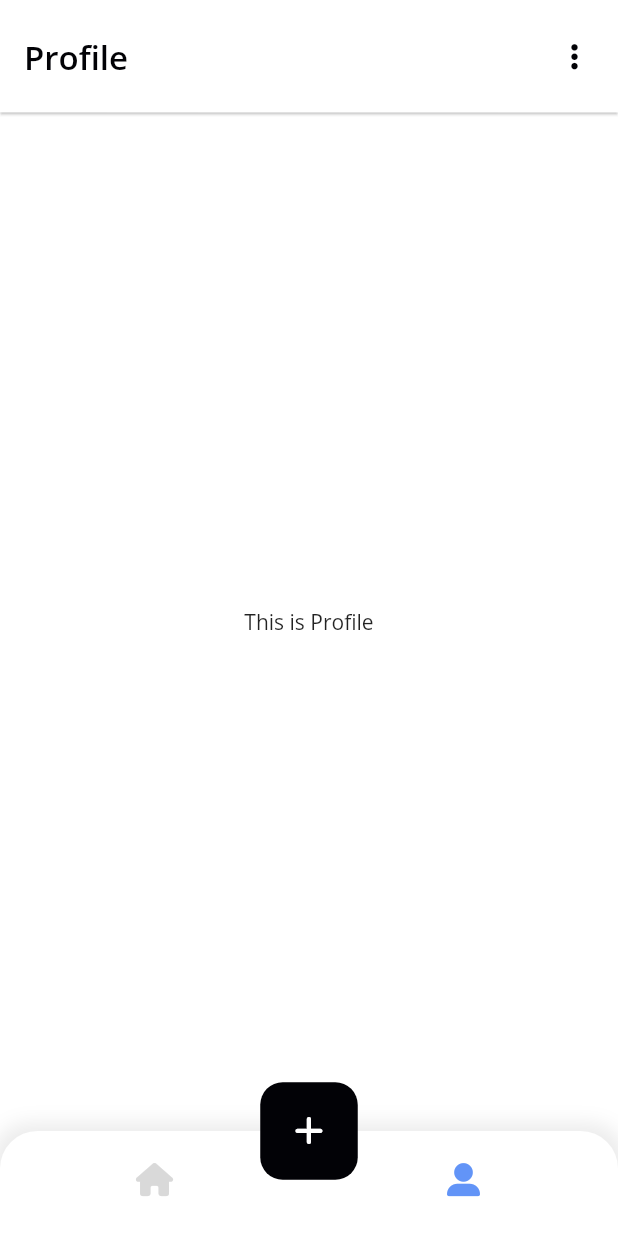
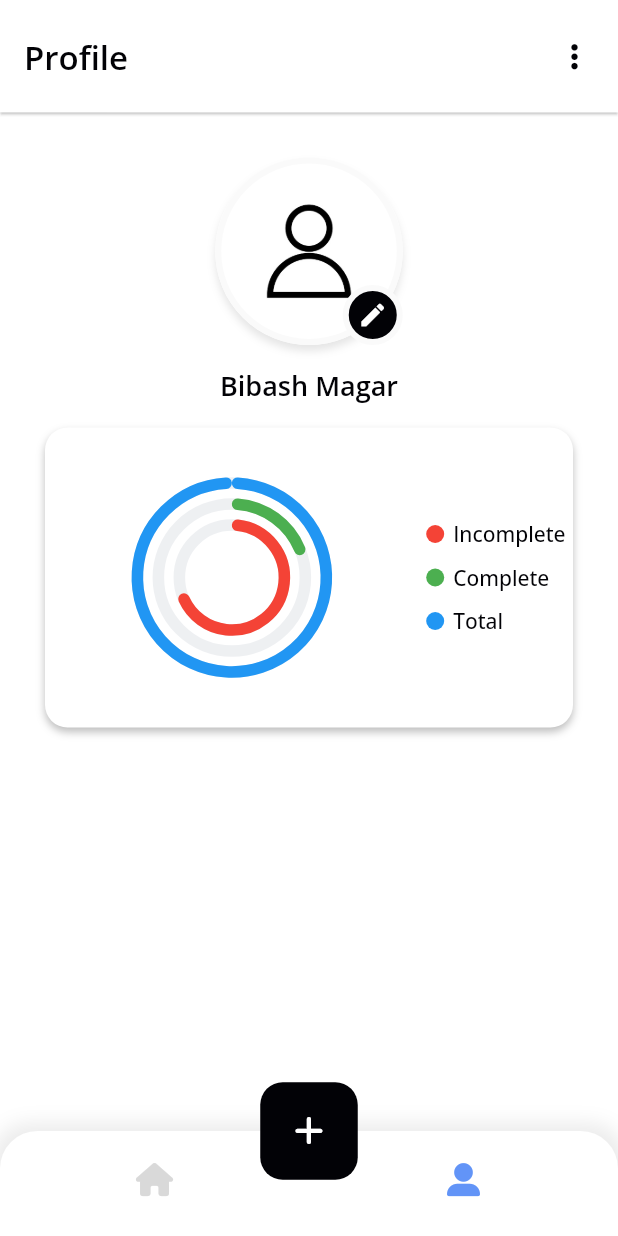
Before and after one commit to bibashmgr/dos, a Flutter app: the screen it shows after launch, item 2 of the bottom bar chosen, on a phone screen of 412 x 824 dp. Run offline on Flutter 3.47's test engine with Material 2 defaults, Android fonts, the phone set to English and light mode, and no system bars; our stand-ins replace dotted_border, flutter_colorpicker, font_awesome_flutter, syncfusion_flutter_charts, table_calendar, timeline_tile.

Commit message:
[add]: profile-screen

```diff
--- a/client/lib/screens/main_screen/sub_screen/profile.dart
+++ b/client/lib/screens/main_screen/sub_screen/profile.dart
@@ -1,4 +1,8 @@
 import 'package:flutter/material.dart';
+import 'package:syncfusion_flutter_charts/charts.dart';
+
+// constants
+import 'package:client/utils/constants.dart';
 
 class ProfileScreen extends StatefulWidget {
   const ProfileScreen({Key? key}) : super(key: key);
@@ -8,10 +12,150 @@ class ProfileScreen extends StatefulWidget {
 }
 
 class _ProfileScreenState extends State<ProfileScreen> {
+  final List<ChartData> chartData = [
+    ChartData('Incomplete', 70, Colors.red),
+    ChartData('Complete', 20, Colors.green),
+    ChartData('Total', 100, Colors.blue),
+  ];
   @override
   Widget build(BuildContext context) {
-    return const Center(
-      child: Text('This is Profile'),
+    return SingleChildScrollView(
+      child: Container(
+        padding: const EdgeInsets.symmetric(
+          vertical: 30.0,
+          horizontal: 15.0,
+        ),
+        child: Column(
+          children: [
+            Center(
+              child: Stack(
+                children: [
+                  Container(
+                    width: 125,
+                    height: 125,
+                    decoration: BoxDecoration(
+                      border: Border.all(
+                        width: 4,
+                        color: Theme.of(context).scaffoldBackgroundColor,
+                      ),
+                      boxShadow: [
+                        BoxShadow(
+                          spreadRadius: 0,
+                          blurRadius: 4,
+                          color: Colors.black.withOpacity(0.1),
+                          offset: const Offset(0, 4),
+                        ),
+                      ],
+                      shape: BoxShape.circle,
+                      image: const DecorationImage(
+                        fit: BoxFit.cover,
+                        image: AssetImage('assets/avatar.jpg'),
+                      ),
+                    ),
+                  ),
+                  Positioned(
+                    bottom: 0,
+                    right: 0,
+                    child: InkWell(
+                      onTap: () {},
+                      child: Container(
+                        height: 40,
+                        width: 40,
+                        decoration: BoxDecoration(
+                          shape: BoxShape.circle,
+                          border: Border.all(
+                            width: 4,
+                            color: Theme.of(context).scaffoldBackgroundColor,
+                          ),
+                          color: kDarkColor,
+                        ),
+                        child: const Icon(
+                          Icons.edit,
+                          size: 20.0,
+                          color: Colors.white,
+                        ),
+                      ),
+                    ),
+                  ),
+                ],
+              ),
+            ),
+            const SizedBox(
+              height: 15.0,
+            ),
+            const Center(
+              child: Text(
+                'Bibash Magar',
+                style: TextStyle(
+                  fontSize: 18.0,
+                  fontWeight: FontWeight.w600,
+                  color: kDarkColor,
+                ),
+              ),
+            ),
+            Container(
+              margin: const EdgeInsets.symmetric(
+                horizontal: 15.0,
+                vertical: 15.0,
+              ),
+              decoration: BoxDecoration(
+                color: kLightColor,
+                borderRadius: BorderRadius.circular(15.0),
+                boxShadow: [
+                  BoxShadow(
+                    color: Colors.grey.shade400,
+                    spreadRadius: 0,
+                    blurRadius: 4,
+                    offset: const Offset(0, 3),
+                  ),
+                ],
+              ),
+              child: SizedBox(
+                width: double.maxFinite,
+                height: 200,
+                child: SfCircularChart(
+                  margin: const EdgeInsets.symmetric(
+                    vertical: 0.0,
+                    horizontal: 0.0,
+                  ),
+                  legend: Legend(
+                    isResponsive: true,
+                    textStyle: const TextStyle(
+                      color: kDarkColor,
+                      fontWeight: FontWeight.w500,
+                      fontSize: 14.0,
+                    ),
+                    isVisible: true,
+                    alignment: ChartAlignment.center,
+                  ),
+                  series: <CircularSeries>[
+                    RadialBarSeries<ChartData, String>(
+                      dataSource: chartData,
+                      xValueMapper: (ChartData data, _) => data.x,
+                      yValueMapper: (ChartData data, _) => data.y,
+                      radius: '70%',
+                      innerRadius: '40%',
+                      gap: '15%',
+                      maximumValue: 100,
+                      cornerStyle: CornerStyle.bothCurve,
+                      useSeriesColor: false,
+                      trackOpacity: 0.8,
+                      pointColorMapper: (ChartData data, _) => data.color,
+                    ),
+                  ],
+                ),
+              ),
+            )
+          ],
+        ),
+      ),
     );
   }
 }
+
+class ChartData {
+  ChartData(this.x, this.y, this.color);
+  final String x;
+  final double y;
+  final Color color;
+}
```
